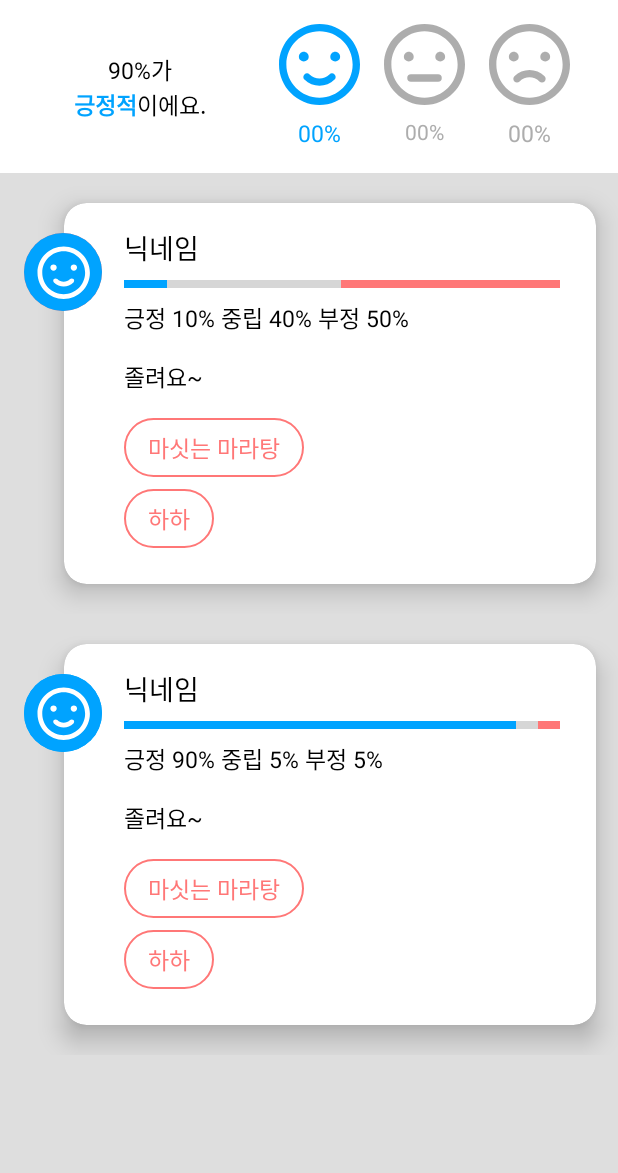
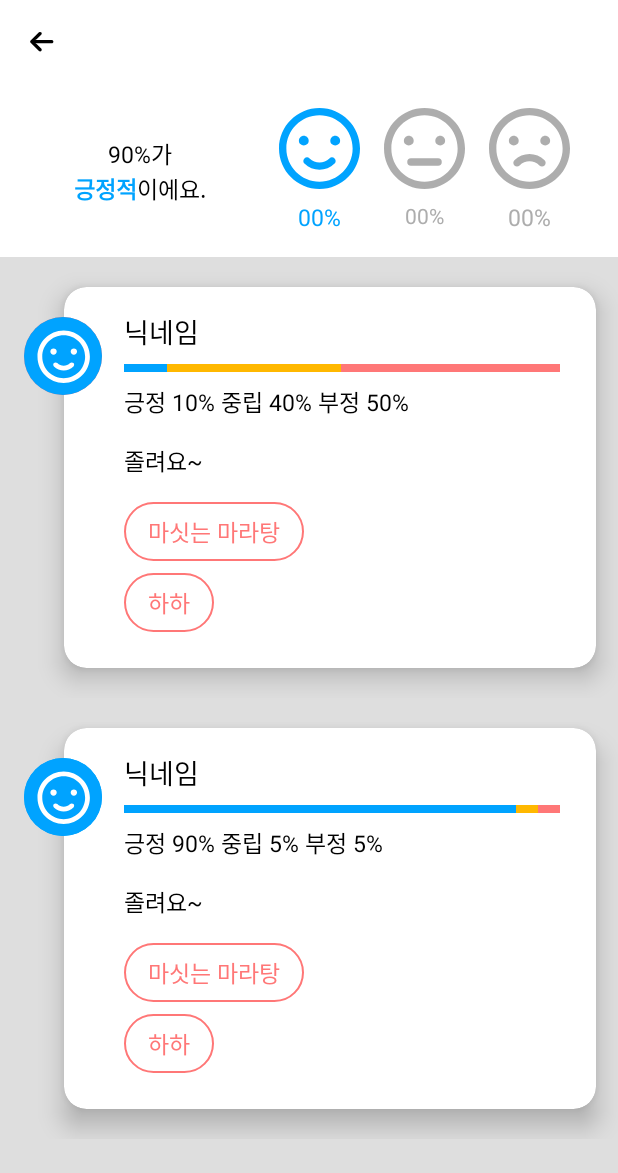
Before and after one commit to UnionHackathon2021/Android, an Android app: the fragment ReviewFragment shown on its own in the app's theme, on a phone screen of 412 x 824 dp. Shown: the top 1173 px of the screen. Run offline under Robolectric (Android 15) with nearby library versions, the light colour scheme and no system bars; our stand-ins replace data binding; 1 statement that could not run was skipped; grey boxes are pictures that could not be loaded.

Commit message:
[ADD] 가게 정보와 리뷰 페이지 연결

```diff
--- a/app/src/main/java/kr/hs/dgsw/unionhackathon/ui/fragment/ReviewFragment.kt
+++ b/app/src/main/java/kr/hs/dgsw/unionhackathon/ui/fragment/ReviewFragment.kt
@@ -5,6 +5,7 @@ import android.view.LayoutInflater
 import android.view.View
 import android.view.ViewGroup
 import androidx.fragment.app.Fragment
+import androidx.navigation.fragment.findNavController
 import kr.hs.dgsw.unionhackathon.databinding.FragmentReviewBinding
 import kr.hs.dgsw.unionhackathon.network.responses.responseObj.entity.Review
 import kr.hs.dgsw.unionhackathon.ui.adapter.ReviewRecyclerViewAdapter
@@ -30,6 +31,10 @@ class ReviewFragment : Fragment() {
 
     private fun init() {
         binding.rvReview.adapter = adapter
+        binding.tvStoreNameReview.text = requireArguments().getString("storeName")
+        binding.toolbarReview.setNavigationOnClickListener {
+            findNavController().navigateUp()
+        }
 
         val dummyList = listOf(
             Review("닉네임", 10, 40, 50, "negative", "졸려요~", listOf("마싯는 마라탕", "하하")),
--- a/app/src/main/java/kr/hs/dgsw/unionhackathon/ui/viewmodel/StoreInfoViewModel.kt
+++ b/app/src/main/java/kr/hs/dgsw/unionhackathon/ui/viewmodel/StoreInfoViewModel.kt
@@ -71,7 +71,7 @@ class StoreInfoViewModel: ViewModel() {
         store.value = Store(
             "달콤",
             15,
-            1,
+            2,
             "현장결제 (카드/현금)",
             2000,
             10000,
--- a/app/src/main/res/layout/fragment_review.xml
+++ b/app/src/main/res/layout/fragment_review.xml
@@ -7,6 +7,30 @@
         android:layout_width="match_parent"
         android:layout_height="match_parent"
         tools:context=".ui.fragment.ReviewFragment">
+
+        <FrameLayout
+            android:id="@+id/frameLayout_toolbar_review"
+            android:layout_width="match_parent"
+            android:layout_height="wrap_content"
+            app:layout_constraintEnd_toEndOf="parent"
+            app:layout_constraintStart_toStartOf="parent"
+            app:layout_constraintTop_toTopOf="parent">
+
+            <androidx.appcompat.widget.Toolbar
+                android:id="@+id/toolbar_review"
+                android:layout_width="match_parent"
+                android:layout_height="wrap_content"
+                app:navigationIcon="@drawable/ic_back_arrow"/>
+
+            <TextView
+                android:id="@+id/tv_store_name_review"
+                android:layout_width="match_parent"
+                android:layout_height="match_parent"
+                android:gravity="center"
+                android:textColor="@color/black"
+                tools:text="가게명"/>
+
+        </FrameLayout>
 
         <LinearLayout
             android:layout_width="wrap_content"
@@ -54,7 +78,7 @@
             android:layout_marginTop="16dp"
             android:layout_marginEnd="16dp"
             app:layout_constraintEnd_toStartOf="@+id/imageView3"
-            app:layout_constraintTop_toTopOf="parent"
+            app:layout_constraintTop_toBottomOf="@id/frameLayout_toolbar_review"
             android:background="@drawable/ic_positive" />
 
         <TextView
@@ -122,7 +146,6 @@
             android:orientation="vertical"
             android:background="@color/grey"
             android:layout_marginTop="16dp"
-            android:paddingStart="16dp"
             app:layout_constraintBottom_toBottomOf="parent"
             app:layout_constraintEnd_toEndOf="parent"
             app:layout_constraintStart_toStartOf="parent"
--- a/app/src/main/res/layout/item_review.xml
+++ b/app/src/main/res/layout/item_review.xml
@@ -11,7 +11,8 @@
 
     <androidx.constraintlayout.widget.ConstraintLayout
         android:layout_width="match_parent"
-        android:layout_height="match_parent">
+        android:layout_height="match_parent"
+        android:paddingStart="16dp">
 
         <androidx.cardview.widget.CardView
             android:id="@+id/cardView"
@@ -57,7 +58,7 @@
 
                     <View
                         android:id="@+id/neutrality_item_review"
-                        android:background="@color/neutrality"
+                        android:background="@color/neutral"
                         android:layout_width="0dp"
                         android:layout_height="wrap_content"/>
 
--- a/app/src/main/res/layout/item_store_header.xml
+++ b/app/src/main/res/layout/item_store_header.xml
@@ -196,6 +196,7 @@
             android:clickable="true">
 
             <androidx.appcompat.widget.AppCompatButton
+                android:id="@+id/btn_review_detail_store"
                 android:layout_width="wrap_content"
                 android:layout_height="wrap_content"
                 android:clickable="false"
--- a/app/src/main/res/values/strings.xml
+++ b/app/src/main/res/values/strings.xml
@@ -3,7 +3,6 @@
     <!-- TODO: Remove or change this placeholder text -->
     <string name="hello_blank_fragment">Hello blank fragment</string>
     <string name="format_emotion">긍정 %d%% 중립 %d%% 부정 %d%%</string>
-    <string name="hello_blank_fragment">Hello blank fragment</string>
     <string name="money">%,d원</string>
     <string name="deliveryTime">%02d-%02d분</string>
     <string name="reviewSize">리뷰 %d</string>
```
Also changed, not shown: app/src/main/java/kr/hs/dgsw/unionhackathon/ui/adapter/StoreAdapter.kt (+7 -0 lines), app/src/main/res/navigation/navigation_main.xml (+10 -1 lines).
